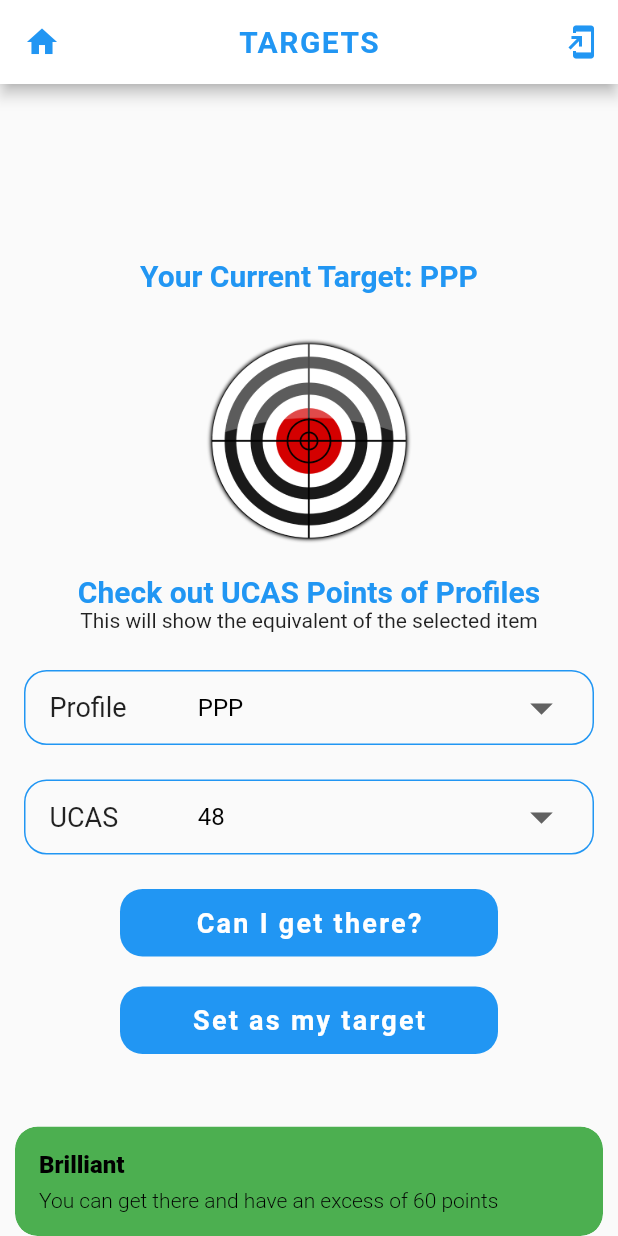
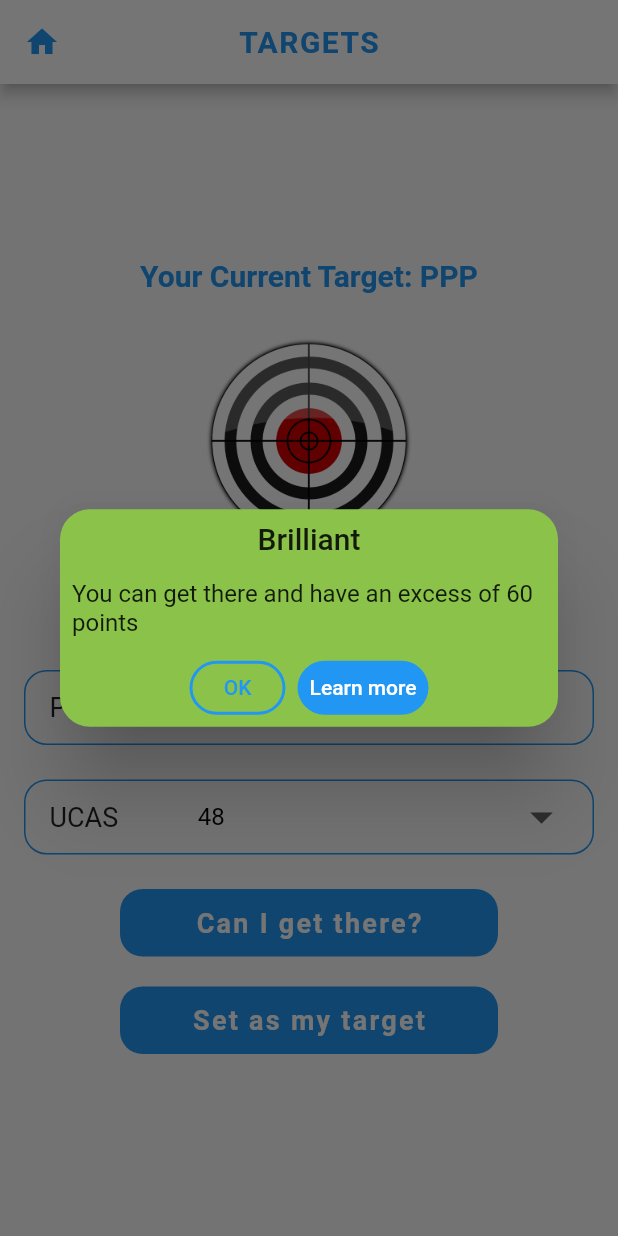
Before and after one commit to pgmckillop/gradeslab-base, a Flutter app: the PageTarget screen opened by its route, after a tap on "Can I get there?", on a phone screen of 412 x 824 dp. Run offline on Flutter 3.47's test engine with Material 2 defaults, Android fonts, the phone set to English and light mode, and no system bars; our stand-ins replace get, get_storage, hive, hive_flutter, package_info_plus, shared_preferences; accounts and stored records are empty; generated files the repository leaves out were written again.

```diff
--- a/lib/pages/page_target.dart
+++ b/lib/pages/page_target.dart
@@ -67,17 +67,17 @@ class _PageTargetState extends State<PageTarget> {
             letterSpacing: 1.0,
           ),
         ),
-        actions: [
-          IconButton(
-            icon: const Icon(
-              Icons.add_to_home_screen,
-              color: Colors.blue,
-            ),
-            onPressed: () {
-              Get.toNamed('/explanation');
-            },
-          ),
-        ],
+        // actions: [
+        //   IconButton(
+        //     icon: const Icon(
+        //       Icons.add_to_home_screen,
+        //       color: Colors.blue,
+        //     ),
+        //     onPressed: () {
+        //       Get.toNamed('/explanation');
+        //     },
+        //   ),
+        // ],
       ),
       body: Container(
         child: Center(
@@ -132,26 +132,47 @@ class _PageTargetState extends State<PageTarget> {
                     int difference = available - target;
                     int gap = target - available;
 
-                    targetState.pointsDifference = gap;
-
                     if (available >= target) {
                       targetState.status = 'can_meet';
-                      Get.snackbar(
-                        _canMeetTitle,
-                        'You can get there and have an excess of $difference points',
-                        backgroundColor: Colors.green,
-                        colorText: Colors.black,
-                        snackPosition: SnackPosition.BOTTOM,
+                      targetState.pointsDifference = difference;
+                      Get.defaultDialog(
+                        title: 'Brilliant',
+                        backgroundColor: Colors.lightGreen,
+                        confirmTextColor: Colors.white,
+                        content: Text('You can get there and have an excess of $difference points'),
+                        textCancel: 'OK',
+                        textConfirm: 'Learn more',
+                        barrierDismissible: true,
+                        onCancel: () {},
+                        onConfirm: () {
+                          Get.toNamed(
+                            '/explanation',
+                            arguments: targetState,
+                          );
+                        },
                       );
                     } else {
                       targetState.status = 'cannot_meet';
-                      Get.snackbar(
-                        _cannotMeetTitle,
-                        'You cannot get there because you are short $gap points',
-                        backgroundColor: Colors.amber,
-                        colorText: Colors.black,
-                        snackPosition: SnackPosition.BOTTOM,
+                      targetState.pointsDifference = gap.abs();
+
+                      Get.defaultDialog(
+                        title: 'Not so good!',
+                        backgroundColor: Colors.amberAccent,
+                        confirmTextColor: Colors.white,
+                        content:
+                            Text('You cannot reach the grade. You are short by ${targetState.pointsDifference} points'),
+                        textCancel: 'OK',
+                        textConfirm: 'Learn more',
+                        barrierDismissible: true,
+                        onCancel: () {},
+                        onConfirm: () {
+                          Get.toNamed(
+                            '/explanation',
+                            arguments: targetState,
+                          );
+                        },
                       );
+                      Navigator.of(context).pop();
                     }
                   },
                   child: Container(
--- a/pubspec.yaml
+++ b/pubspec.yaml
@@ -3,7 +3,7 @@ description: Grades Lab application
 
 publish_to: 'none'
 
-version: 0.5.2+2
+version: 0.6.0+1
 
 environment:
   sdk: ">=2.09.0 <3.0.0"
```
Also changed, not shown: lib/pages/page_explanation.dart (+34 -8 lines), lib/pages/page_switchboard.dart (+4 -4 lines), lib/utils/explanation_messages.dart (+53 -0 lines), assets/images/disappointed640.jpg (added).
